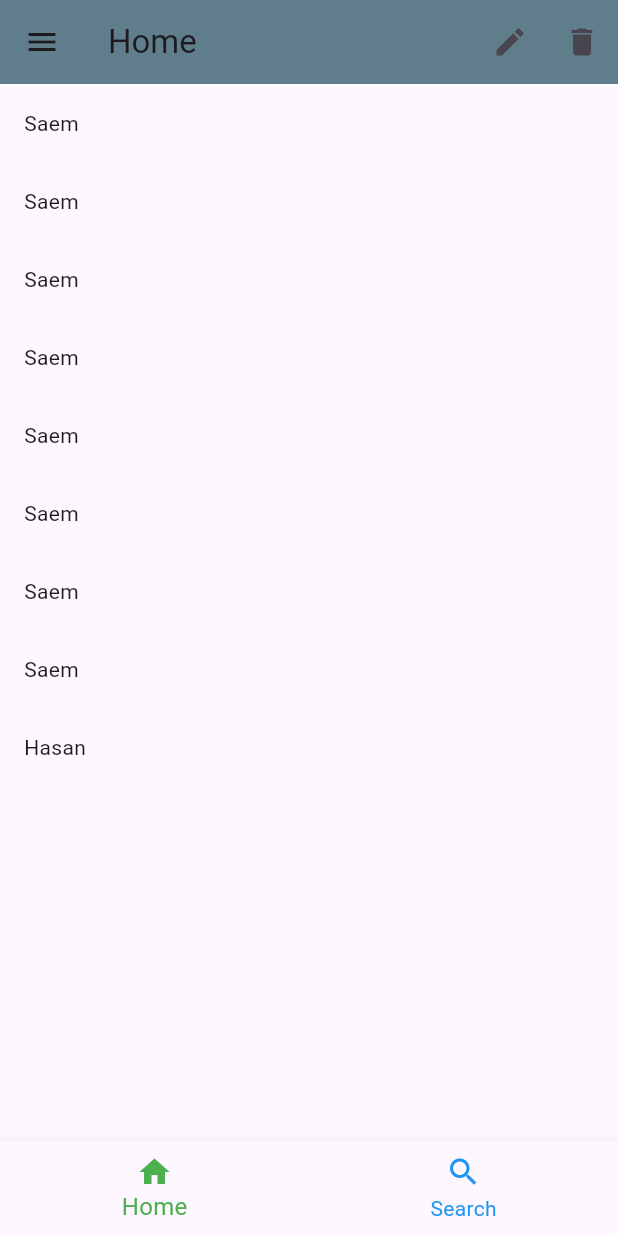
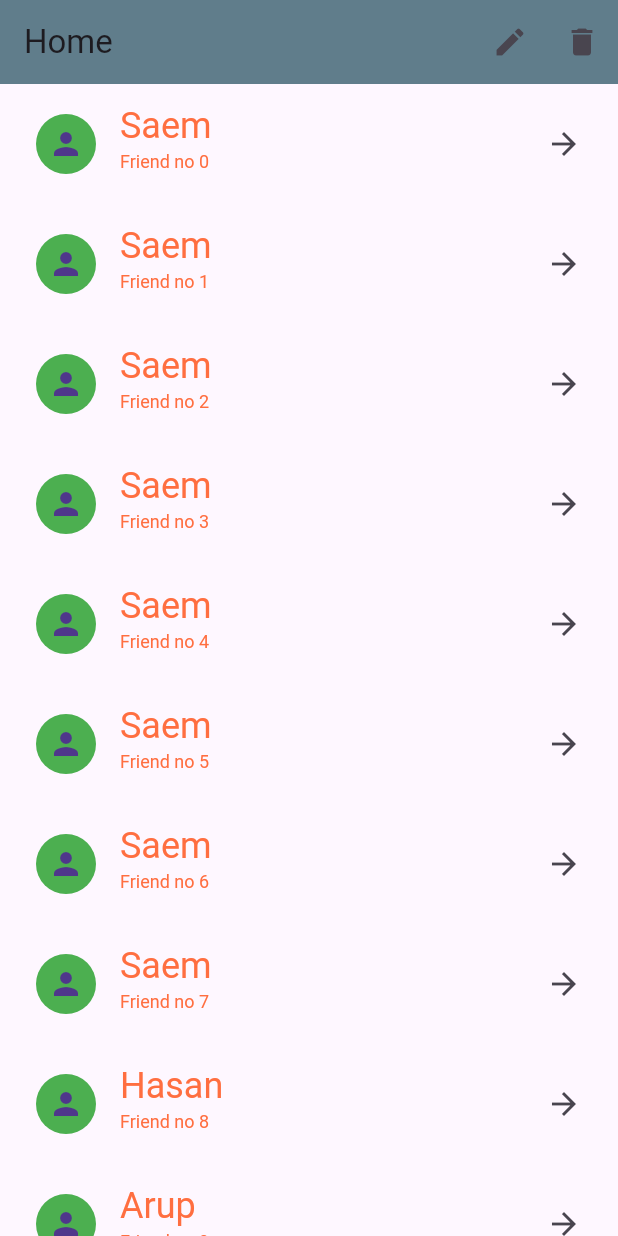
Before and after one commit to saem10/Flutter_2024, a Flutter app: the screen it shows after launch, on a phone screen of 412 x 824 dp. Run offline on Flutter 3.47's test engine with Material 3 defaults, Android fonts, the phone set to English and light mode, and no system bars.

Commit message:
ListTile on LisView.builder

```diff
--- a/lib/main.dart
+++ b/lib/main.dart
@@ -18,8 +18,7 @@ class App extends StatelessWidget {
 class Home extends StatelessWidget {
   Home({super.key});
 
-
-  List<String>friedlist=[
+  List<String> friendlist = [
     'Saem',
     'Saem',
     'Saem',
@@ -29,6 +28,13 @@ class Home extends StatelessWidget {
     'Saem',
     'Saem',
     'Hasan',
+    'Arup',
+    'Arup',
+    'Arup',
+    'Arup',
+    'Arup',
+    'Arup',
+    'Arup',
   ];
 
   @override
@@ -43,176 +49,40 @@ class Home extends StatelessWidget {
           ],
           //leading: Icon(Icons.add),
         ),
-      drawer: Drawer(
-          elevation: 30,
-          shadowColor: Colors.red,
-          backgroundColor: Colors.blueGrey,
-          width: 250,
-          child: Column(
-            children: [
-              Text('Saem'),
-              Text('Saem'),
-            ],
-          )),
-      bottomNavigationBar: BottomNavigationBar(
-        currentIndex: 0,
-        selectedItemColor: Colors.green,
-        unselectedItemColor: Colors.blue,
-        selectedFontSize: 16,
-        unselectedFontSize: 14,
-        showUnselectedLabels: true,
-        showSelectedLabels: true,
-        items: [
-          BottomNavigationBarItem(icon: Icon(Icons.home), label: 'Home'),
-          BottomNavigationBarItem(icon: Icon(Icons.search), label: 'Search'),
-        ],
+        body: ListView.builder(
+          itemCount: friendlist.length,
+          itemBuilder: (context, index) {
+            /*return Padding(
+              padding: const EdgeInsets.all(16),
+              child: Text(friendlist[index]),
+            );
+          }*/
+            return ListTile(
+              title: Text(friendlist[index]),
+              subtitle: Text('Friend no $index'),
+              trailing: Icon(Icons.arrow_forward),
+              leading: CircleAvatar(
+                backgroundColor: Colors.green,
+                child: Icon(Icons.person),
               ),
-      /*bottomNavigationBar: NavigationBar(
-        destinations: [
-          NavigationDestination(icon: Icon(Icons.home), label: 'Home'),
-          NavigationDestination(icon: Icon(Icons.search), label: 'Search'),
-        ],
-      ),*/
-      /*body:Scrollbar(
-          child: SingleChildScrollView(
-            child: Column(
-              children: [
-                Text('Saem Hasan'),
-                Text('Saem Hasan'),
-                Text('Saem Hasan'),
-                Text('Saem Hasan'),
-                Text('Saem Hasan'),
-                Text('Saem Hasan'),
-                Text('Saem Hasan'),
-                Text('Saem Hasan'),
-                Text('Saem Hasan'),
-                Text('Saem Hasan'),
-                Text('Saem Hasan'),
-                Text('Saem Hasan'),
-                Text('Saem Hasan'),
-                Text('Saem Hasan'),
-                Text('Saem Hasan'),
-                Text('Saem Hasan'),
-                Text('Saem Hasan'),
-                Text('Saem Hasan'),
-                Text('Saem Hasan'),
-                Text('Saem Hasan'),
-                Text('Saem Hasan'),
-                Text('Saem Hasan'),
-                Text('Saem Hasan'),
-                Text('Saem Hasan'),
-                Text('Saem Hasan'),
-                Text('Saem Hasan'),
-                Text('Saem Hasan'),
-                Text('Saem Hasan'),
-                Text('Saem Hasan'),
-                Text('Saem Hasan'),
-                Text('Saem Hasan'),
-                Text('Saem Hasan'),
-                Text('Saem Hasan'),
-                Text('Saem Hasan'),
-                Text('Saem Hasan'),
-                Text('Saem Hasan'),
-                Text('Saem Hasan'),
-                Text('Saem Hasan'),
-                Text('Saem Hasan'),
-                Text('Saem Hasan'),
-                Text('Saem Hasan'),
-                Text('Saem Hasan'),
-                Text('Saem Hasan'),
-                Text('Saem Hasan'),
-                Text('Saem Hasan'),
-                Text('Saem Hasan'),
-                Text('Saem Hasan'),
-                Text('Saem Hasan'),
-                Text('Saem Hasan'),
-              ],
+              onTap: (){
+                print('On tap $index');
+              },
+
+              contentPadding: EdgeInsets.symmetric(
+                horizontal: 24,
+                vertical: 4,
               ),
+              //dense: false,
+              //enabled: false,
+
+              titleTextStyle: TextStyle(fontSize: 24,color: Colors.deepOrangeAccent),
+              subtitleTextStyle:TextStyle(fontSize: 12,color: Colors.deepOrangeAccent) ,
+            );
+          }
     ),
-        ),*/
-      body:Scrollbar(
-        thickness: 15,
-        radius: Radius.circular(10),
-        interactive: true,
-        /*child: ListView(
-          scrollDirection: Axis.vertical,
-            reverse: false,
-            padding: EdgeInsets.symmetric(horizontal: 16,vertical: 16),
-            children: [
-              Text('Saem Hasan'),
-              Text('Saem Hasan'),
-              Text('Saem Hasan'),
-              Text('Saem Hasan'),
-              Text('Saem Hasan'),
-              Text('Saem Hasan'),
-              Text('Saem Hasan'),
-              Text('Saem Hasan'),
-              Text('Saem Hasan'),
-              Text('Saem Hasan'),
-              Text('Saem Hasan'),
-              Text('Saem Hasan'),
-              Text('Saem Hasan'),
-              Text('Saem Hasan'),
-              Text('Saem Hasan'),
-              Text('Saem Hasan'),
-              Text('Saem Hasan'),
-              Text('Saem Hasan'),
-              Text('Saem Hasan'),
-              Text('Saem Hasan'),
-              Text('Saem Hasan'),
-              Text('Saem Hasan'),
-              Text('Saem Hasan'),
-              Text('Saem Hasan'),
-              Text('Saem Hasan'),
-              Text('Saem Hasan'),
-              Text('Saem Hasan'),
-              Text('Saem Hasan'),
-              Text('Saem Hasan'),
-              Text('Saem Hasan'),
-              Text('Saem Hasan'),
-              Text('Saem Hasan'),
-              Text('Saem Hasan'),
-              Text('Saem Hasan'),
-              Text('Saem Hasan'),
-              Text('Saem Hasan'),
-              Text('Saem Hasan'),
-              Text('Saem Hasan'),
-              Text('Saem Hasan'),
-              Text('Saem Hasan'),
-              Text('Saem Hasan'),
-              Text('Saem Hasan'),
-              Text('Saem Hasan'),
-              Text('Saem Hasan'),
-              Text('Saem Hasan'),
-              Text('Saem Hasan'),
-              Text('Saem Hasan'),
-              Text('Saem Hasan'),
-              Text('Saem'),
-              Text('Saem'),
-              Text('Saem'),
-              Text('Saem'),
-              Text('Saem'),
-              Text('Saem'),
-              Text('Saem'),
-              Text('Saem'),
-              Text('Saem'),
-              Text('Saem'),
-              Text('Saem'),
-              Text('Saem'),
-              Text('Saem'),
-            ],
-          ),*/
+    );
+  }
 
 
-        child: ListView.builder(
-            itemCount: friedlist.length,
-            itemBuilder: (context,index){
-          return Padding(padding: EdgeInsets.all(16),
-            child: Text(friedlist[index]),
-          );
-        }),
-      ),
-
-    );
 }
-}
```
Lines whose indentation alone changed are shown as unchanged.
